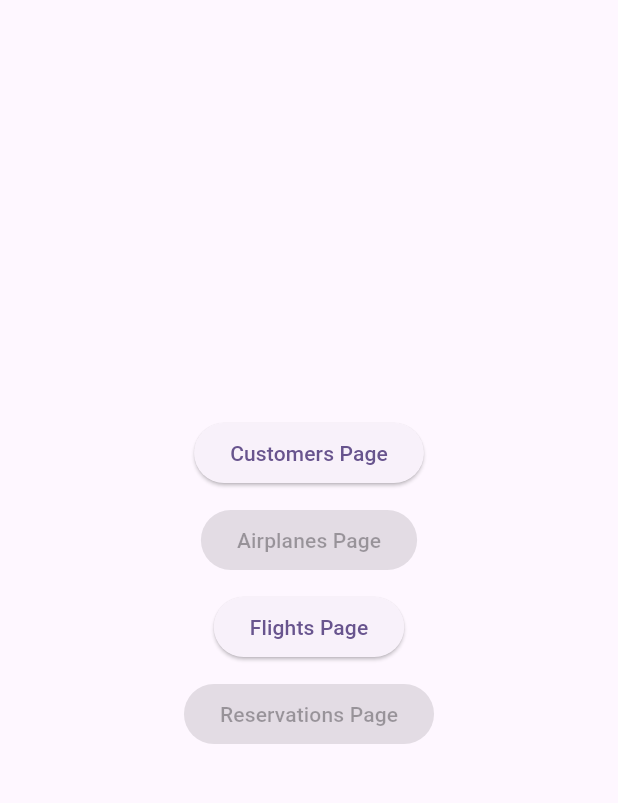
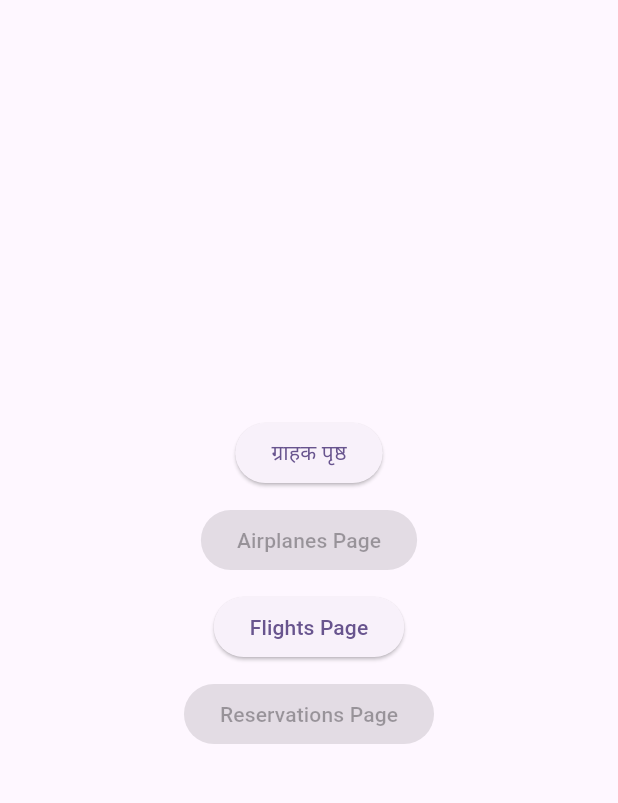
Before and after one commit to jgarw/mobileapp, a Flutter app: the screen it shows after launch, on a phone screen of 412 x 824 dp, the part 84-887 px from its top. Run offline on Flutter 3.47's test engine with Material 3 defaults, Android fonts, the phone set to English and light mode, and no system bars; our stand-ins replace floor, flutter_secure_storage, shared_preferences, sqflite; missing offline and left inert: encrypted_shared_preferences; accounts and stored records are empty; generated files the repository leaves out were written again.

```diff
--- a/mobile_app/lib/Customers/AddCustomer.dart
+++ b/mobile_app/lib/Customers/AddCustomer.dart
@@ -1,11 +1,13 @@
 import 'package:encrypted_shared_preferences/encrypted_shared_preferences.dart';
 import 'package:flutter/material.dart';
 import 'package:shared_preferences/shared_preferences.dart';
+import '../generated/l10n.dart';
 import 'CustomerItem.dart';
 import 'CustomerDAO.dart';
 import 'CustomerDatabase.dart';
 import 'package:floor/floor.dart';
 import 'package:sqflite/sqflite.dart' as sqflite;
+import 'package:flutter_localizations/flutter_localizations.dart';
 
 class AddCustomer extends StatefulWidget {
   const AddCustomer({super.key});
@@ -166,7 +168,7 @@ class _AddCustomerState extends State<AddCustomer> {
         ),
         ElevatedButton(
         onPressed: _saveCustomer,
-        child: Text('Save'),
+        child: Text(S.of(context).save),
         ),
         ],
         ),
--- a/mobile_app/lib/Customers/UpdateCustomer.dart
+++ b/mobile_app/lib/Customers/UpdateCustomer.dart
@@ -1,5 +1,6 @@
 import 'package:flutter/material.dart';
 import 'package:mobile_app/Customers/CustomerDatabase.dart';
+import '../generated/l10n.dart';
 import 'CustomerItem.dart';
 import 'CustomerDAO.dart';
 import 'CustomersPage.dart';
@@ -133,7 +134,7 @@ class _UpdateCustomerState extends State<UpdateCustomer> {
                 ),
                 ElevatedButton(
                   onPressed: _deleteCustomer,
-                  child: Text('Delete'),
+                  child: Text(S.of(context).delete),
                 ),
               ],
             ),
--- a/mobile_app/lib/main.dart
+++ b/mobile_app/lib/main.dart
@@ -1,6 +1,8 @@
 import 'package:flutter/material.dart';
+import 'package:flutter_localizations/flutter_localizations.dart';
 import 'flights/FlightsPage.dart';
 import 'Customers/CustomersPage.dart';
+import 'generated/l10n.dart';
 
 void main() {
   runApp(const MyApp());
@@ -14,6 +16,16 @@ class MyApp extends StatelessWidget {
   Widget build(BuildContext context) {
     return MaterialApp(
       title: 'CST2335 Final Project',
+      localizationsDelegates: [
+        S.delegate, // The generated localization delegate
+        GlobalMaterialLocalizations.delegate,
+        GlobalWidgetsLocalizations.delegate,
+        GlobalCupertinoLocalizations.delegate,
+      ],
+      supportedLocales: [
+        //const Locale('en', ''), // English
+        const Locale('hi', ''), // Hindi
+      ],
       theme: ThemeData(
         colorScheme: ColorScheme.fromSeed(seedColor: Colors.deepPurple),
         useMaterial3: true,
@@ -40,7 +52,7 @@ class _MyHomePageState extends State<MyHomePage> {
     return Scaffold(
       appBar: AppBar(
         backgroundColor: Theme.of(context).colorScheme.inversePrimary,
-        title: Text(widget.title),
+        title: Text('CST2335 Final Project'),
       ),
       body: Center(
         child: Column(
@@ -56,7 +68,7 @@ class _MyHomePageState extends State<MyHomePage> {
                 ),
                 );
                 },
-              child: Text("Customers Page"),
+              child: Text(S.of(context).customersPage),
             ),
             SizedBox(height: 10),
             const ElevatedButton(onPressed: null, child: Text("Airplanes Page"),
--- a/mobile_app/pubspec.yaml
+++ b/mobile_app/pubspec.yaml
@@ -46,6 +46,7 @@ dependencies:
 
   sqflite: any
 dev_dependencies:
+  intl_utils: ^2.8.0
   floor_generator: ^1.4.0
   build_runner: ^2.1.2
   flutter_test:
```
Also changed, not shown: mobile_app/lib/l10n/intl_en.arb (added, +12 -0 lines), mobile_app/lib/l10n/intl_hi.arb (added, +12 -0 lines), mobile_app/lib/generated/intl/messages_all.dart (added), mobile_app/lib/generated/intl/messages_en.dart (added), mobile_app/lib/generated/intl/messages_hi.dart (added), mobile_app/lib/generated/l10n.dart (added), mobile_app/pubspec.lock.
